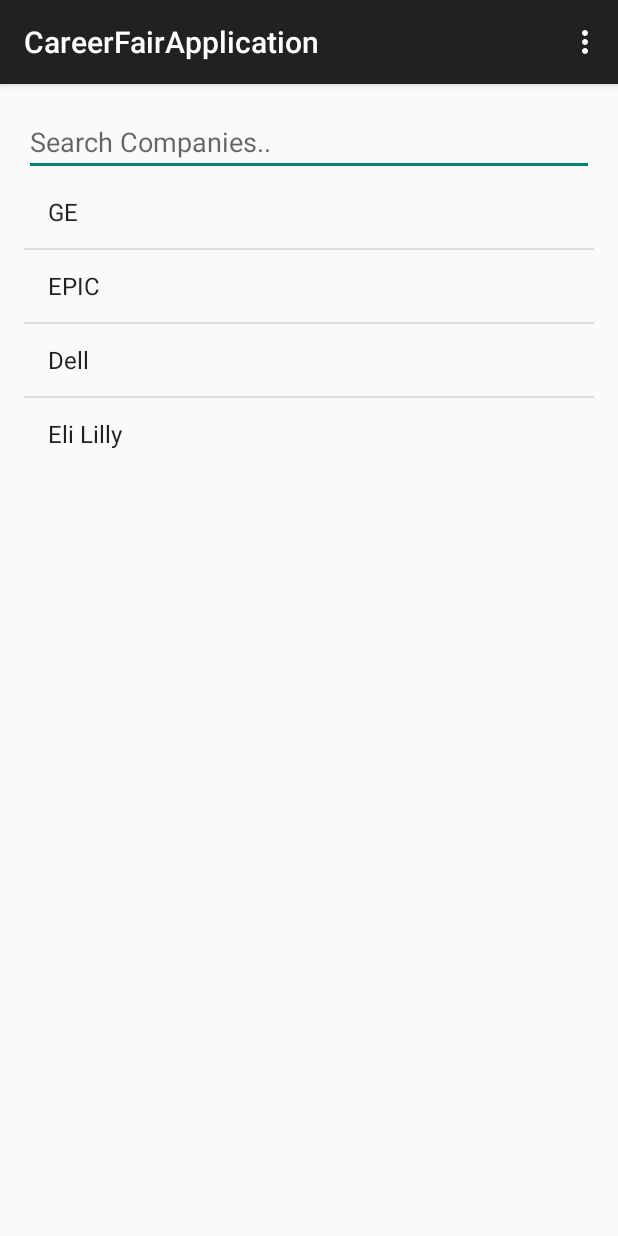
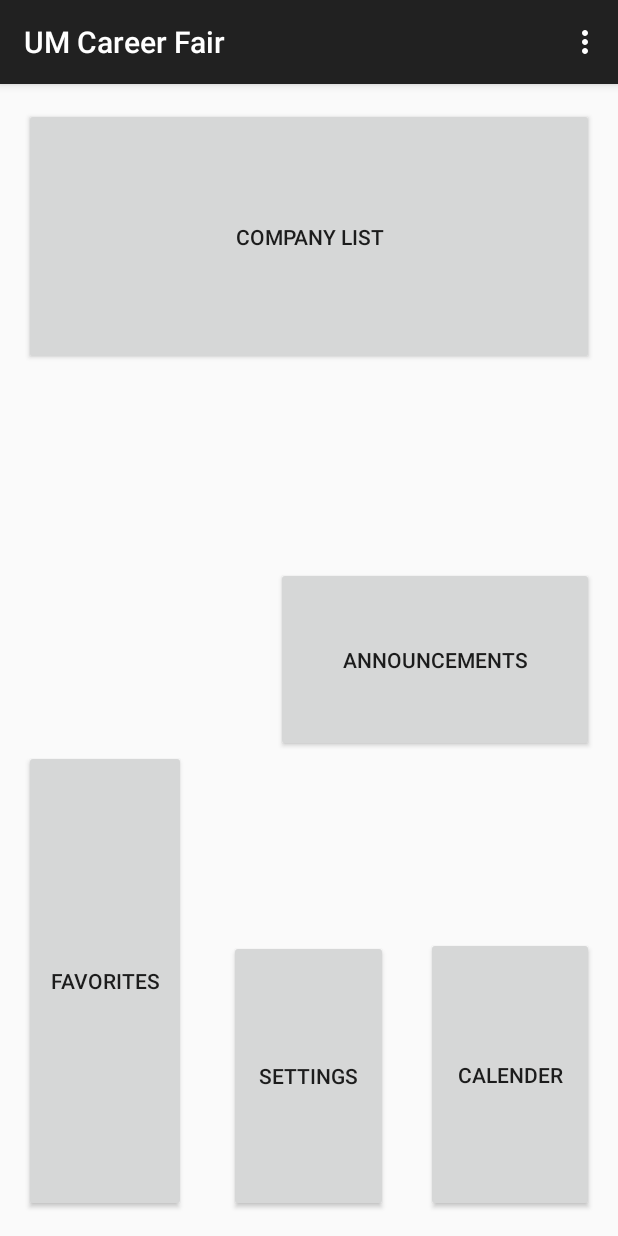
Before and after one commit to ivanma72/CareerFair, an Android app: the screen it shows after launch (MainPage before the commit, Homepage after it), on a phone screen of 412 x 824 dp. Run offline under Robolectric (Android 15) with nearby library versions, the phone set to English and light mode, and no system bars.

Commit message:
added new homepage and transitioning

```diff
--- /dev/null
+++ b/app/src/main/java/com/example/david/careerfairapplication/Homepage.java
@@ -0,0 +1,78 @@
+package com.example.david.careerfairapplication;
+
+import android.content.Context;
+import android.content.Intent;
+import android.support.v7.app.ActionBarActivity;
+import android.os.Bundle;
+import android.view.Menu;
+import android.view.MenuItem;
+import android.view.View;
+import android.widget.Button;
+import android.widget.Toast;
+
+
+public class Homepage extends ActionBarActivity {
+    Button companyListBtn;
+    Button announcementBtn;
+    Button settingsBtn;
+    Button favoriteBtn;
+    Button calenderBtn;
+    Context context = this;
+    @Override
+    protected void onCreate(Bundle savedInstanceState) {
+        super.onCreate(savedInstanceState);
+        setContentView(R.layout.activity_homepage);
+        companyListBtn = (Button) findViewById(R.id.companyListBtn);
+        announcementBtn = (Button) findViewById(R.id.announcementBtn);
+        settingsBtn = (Button) findViewById(R.id.settingsbtn);
+        favoriteBtn = (Button) findViewById(R.id.favouriteBtn);
+        calenderBtn = (Button) findViewById(R.id.calanderBtn);
+
+        companyListBtn.setOnClickListener(btnHandler);
+        announcementBtn.setOnClickListener(btnHandler);
+        settingsBtn.setOnClickListener(btnHandler);
+        favoriteBtn.setOnClickListener(btnHandler);
+        calenderBtn.setOnClickListener(btnHandler);
+
+    }
+
+
+    @Override
+    public boolean onCreateOptionsMenu(Menu menu) {
+        // Inflate the menu; this adds items to the action bar if it is present.
+        getMenuInflater().inflate(R.menu.menu_homepage, menu);
+        return true;
+    }
+
+    View.OnClickListener btnHandler = new View.OnClickListener() {
+        public void onClick(View v) {
+            Toast.makeText(getApplicationContext(), "button pressed", Toast.LENGTH_SHORT).show();
+
+            if (v == companyListBtn) {
+                startActivity(new Intent(context, MainPage.class));
+            } else if (v == announcementBtn) {
+                //
+            } else if (v == settingsBtn) {
+                //
+            } else if (v == favoriteBtn) {
+                //
+            } else if (v == calenderBtn) {
+                //
+            }
+        }
+    };
+    @Override
+    public boolean onOptionsItemSelected(MenuItem item) {
+        // Handle action bar item clicks here. The action bar will
+        // automatically handle clicks on the Home/Up button, so long
+        // as you specify a parent activity in AndroidManifest.xml.
+        int id = item.getItemId();
+
+        //noinspection SimplifiableIfStatement
+        if (id == R.id.action_settings) {
+            return true;
+        }
+
+        return super.onOptionsItemSelected(item);
+    }
+}
--- /dev/null
+++ b/app/src/main/res/layout/activity_homepage.xml
@@ -0,0 +1,51 @@
+<RelativeLayout xmlns:android="http://schemas.android.com/apk/res/android"
+    xmlns:tools="http://schemas.android.com/tools" android:layout_width="match_parent"
+    android:layout_height="match_parent" android:paddingLeft="@dimen/activity_horizontal_margin"
+    android:paddingRight="@dimen/activity_horizontal_margin"
+    android:paddingTop="@dimen/activity_vertical_margin"
+    android:paddingBottom="@dimen/activity_vertical_margin"
+    tools:context="com.example.david.careerfairapplication.Homepage">
+
+    <FrameLayout
+        android:layout_width="fill_parent"
+        android:layout_height="fill_parent"
+        android:layout_alignParentTop="true"
+        android:layout_alignParentLeft="true"
+        android:layout_alignParentStart="true">
+
+        <Button
+            android:layout_width="match_parent"
+            android:layout_height="171dp"
+            android:text="Company List"
+            android:id="@+id/companyListBtn"
+            android:layout_gravity="left|top" />
+
+        <Button
+            android:layout_width="112dp"
+            android:layout_height="183dp"
+            android:text="Calender"
+            android:id="@+id/calanderBtn"
+            android:layout_gravity="right|bottom" />
+
+        <Button
+            android:layout_width="108dp"
+            android:layout_height="308dp"
+            android:text="Favorites"
+            android:id="@+id/favouriteBtn"
+            android:layout_gravity="left|bottom" />
+
+        <Button
+            android:layout_width="106dp"
+            android:layout_height="181dp"
+            android:text="Settings"
+            android:id="@+id/settingsbtn"
+            android:layout_gravity="center_horizontal|bottom" />
+
+        <Button
+            android:layout_width="212dp"
+            android:layout_height="123dp"
+            android:text="Announcements"
+            android:id="@+id/announcementBtn"
+            android:layout_gravity="right|center_vertical" />
+    </FrameLayout>
+</RelativeLayout>
--- /dev/null
+++ b/app/src/main/res/menu/menu_homepage.xml
@@ -0,0 +1,7 @@
+<menu xmlns:android="http://schemas.android.com/apk/res/android"
+    xmlns:app="http://schemas.android.com/apk/res-auto"
+    xmlns:tools="http://schemas.android.com/tools"
+    tools:context="com.example.david.careerfairapplication.Homepage">
+    <item android:id="@+id/action_settings" android:title="@string/action_settings"
+        android:orderInCategory="100" app:showAsAction="never" />
+</menu>
--- a/app/src/main/res/values/strings.xml
+++ b/app/src/main/res/values/strings.xml
@@ -1,10 +1,12 @@
 <?xml version="1.0" encoding="utf-8"?>
 <resources>
 
-    <string name="app_name">CareerFairApplication</string>
+    <string name="app_name">UM Career Fair</string>
     <string name="hello_world">Hello world!</string>
     <string name="action_settings">Settings</string>
     <string name="search_title">Search Companies</string>
     <string name="title_activity_refine">RefineActivity</string>
+    <string name="title_activity_company">CompanyActivity</string>
+    <string name="title_activity_homepage">Homepage</string>
 
 </resources>
```
Also changed, not shown: app/src/main/AndroidManifest.xml (+14 -5 lines), app/src/main/java/com/example/david/careerfairapplication/CompanyActivity.java (added, +53 -0 lines), app/src/main/java/com/example/david/careerfairapplication/MainPage.java (+12 -5 lines), app/src/main/res/layout/activity_company.xml (added, +31 -0 lines), app/src/main/res/menu/menu_company.xml (added, +7 -0 lines), app/src/main/res/drawable-hdpi/cf_logo_2014.png (added), app/src/main/res/drawable-mdpi/cf_logo_2014.png (added), app/src/main/res/drawable-xhdpi/cf_logo_2014.png (added), app/src/main/res/drawable-xxhdpi/cf_logo_2014.png (added), app/src/main/res/drawable/cf_logo_2014.png (added).
